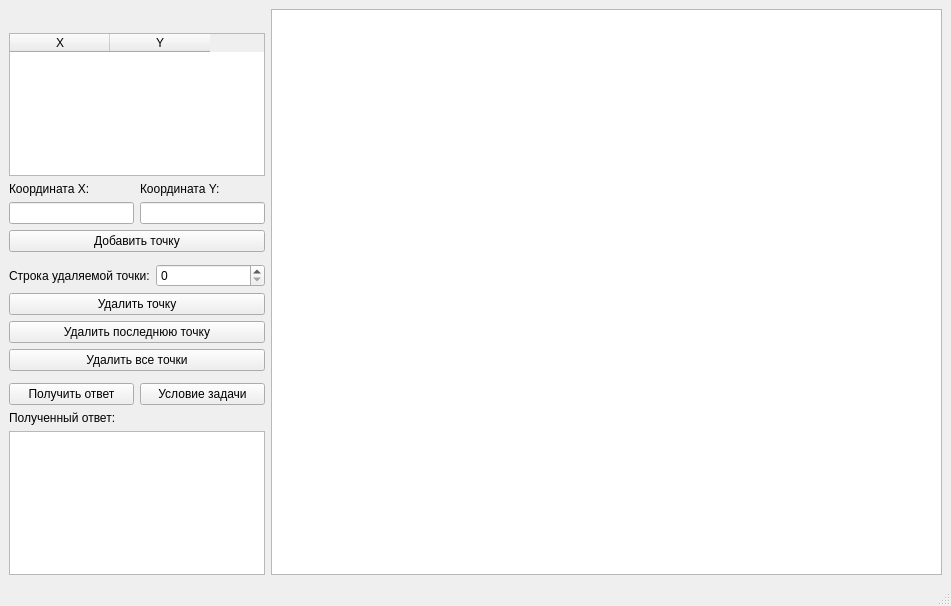
This is lab_01/views/mainwindow.ui in danilinkp/BMSTU-IU7-CG-LABS as Qt 5 draws it before an edit. The edited form follows.
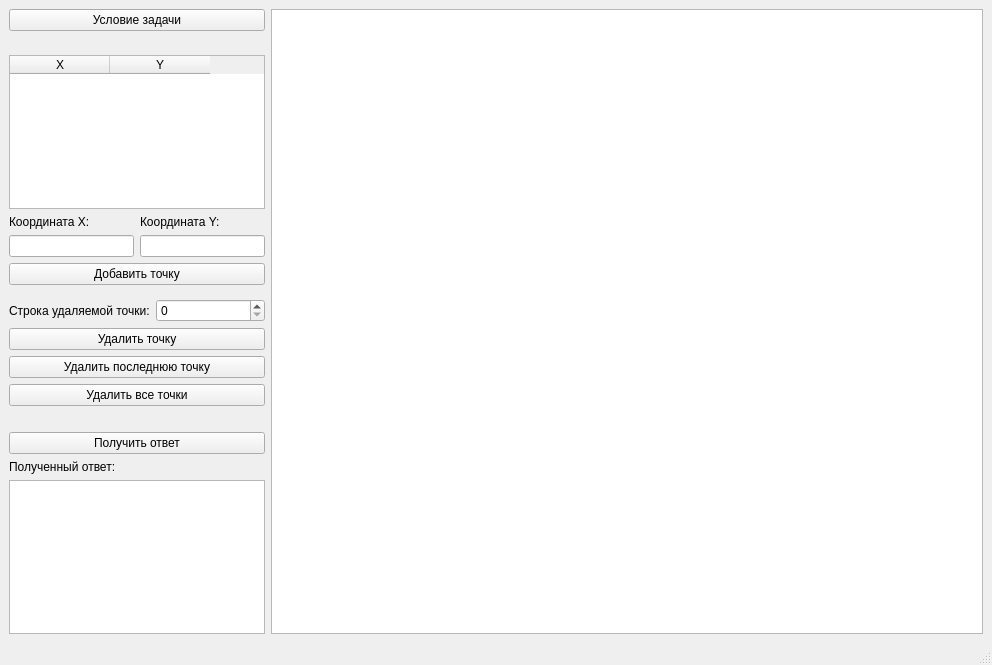
This is the edited form.

Patch:
```diff
--- a/lab_01/views/mainwindow.ui
+++ b/lab_01/views/mainwindow.ui
@@ -9,8 +9,8 @@
    <rect>
     <x>0</x>
     <y>0</y>
-    <width>951</width>
-    <height>606</height>
+    <width>992</width>
+    <height>665</height>
    </rect>
   </property>
   <property name="sizePolicy">
@@ -36,7 +36,69 @@
     </size>
    </property>
    <layout class="QGridLayout" name="gridLayout_3">
-    <item row="9" column="2">
+    <item row="10" column="2">
+     <widget class="QPushButton" name="answer_push_button">
+      <property name="text">
+       <string>Получить ответ</string>
+      </property>
+     </widget>
+    </item>
+    <item row="4" column="2">
+     <layout class="QGridLayout" name="gridLayout">
+      <item row="2" column="2">
+       <widget class="QLabel" name="label">
+        <property name="text">
+         <string>Координата X:</string>
+        </property>
+       </widget>
+      </item>
+      <item row="4" column="2" colspan="2">
+       <widget class="QPushButton" name="add_point_push_button">
+        <property name="text">
+         <string>Добавить точку</string>
+        </property>
+       </widget>
+      </item>
+      <item row="3" column="2">
+       <widget class="QLineEdit" name="x_line_edit">
+        <property name="text">
+         <string/>
+        </property>
+       </widget>
+      </item>
+      <item row="3" column="3">
+       <widget class="QLineEdit" name="y_line_edit"/>
+      </item>
+      <item row="1" column="2" colspan="2">
+       <widget class="QTableWidget" name="coords_table_widget">
+        <property name="rowCount">
+         <number>0</number>
+        </property>
+        <property name="columnCount">
+         <number>2</number>
+        </property>
+        <column>
+         <property name="text">
+          <string>X</string>
+         </property>
+        </column>
+        <column>
+         <property name="text">
+          <string>Y</string>
+         </property>
+        </column>
+       </widget>
+      </item>
+      <item row="2" column="3">
+       <widget class="QLabel" name="label_2">
+        <property name="text">
+         <string>Координата Y:</string>
+        </property>
+       </widget>
+      </item>
+     </layout>
+    </item>
+    <item row="11" column="2">
      <layout class="QVBoxLayout" name="verticalLayout_3">
       <item>
        <widget class="QLabel" name="label_3">
@@ -54,33 +116,18 @@
       </item>
      </layout>
     </item>
-    <item row="0" column="3" rowspan="10">
-     <widget class="QGraphicsView" name="graphics_view">
-      <property name="sizePolicy">
-       <sizepolicy hsizetype="Preferred" vsizetype="Preferred">
-        <horstretch>1</horstretch>
-        <verstretch>0</verstretch>
-       </sizepolicy>
-      </property>
-     </widget>
-    </item>
     <item row="8" column="2">
-     <layout class="QHBoxLayout" name="horizontalLayout">
-      <item>
-       <widget class="QPushButton" name="answer_push_button">
-        <property name="text">
-         <string>Получить ответ</string>
-        </property>
-       </widget>
-      </item>
-      <item>
-       <widget class="QPushButton" name="task_push_button">
-        <property name="text">
-         <string>Условие задачи</string>
-        </property>
-       </widget>
-      </item>
-     </layout>
+     <spacer name="verticalSpacer_2">
+      <property name="orientation">
+       <enum>Qt::Orientation::Vertical</enum>
+      </property>
+      <property name="sizeHint" stdset="0">
+       <size>
+        <width>20</width>
+        <height>40</height>
+       </size>
+      </property>
+     </spacer>
     </item>
     <item row="5" column="2">
      <spacer name="verticalSpacer">
@@ -130,73 +177,22 @@
       </item>
      </layout>
     </item>
-    <item row="4" column="2">
-     <layout class="QGridLayout" name="gridLayout">
-      <item row="1" column="3">
-       <widget class="QLabel" name="label_2">
-        <property name="text">
-         <string>Координата Y:</string>
-        </property>
-       </widget>
-      </item>
-      <item row="1" column="2">
-       <widget class="QLabel" name="label">
-        <property name="text">
-         <string>Координата X:</string>
-        </property>
-       </widget>
-      </item>
-      <item row="2" column="3">
-       <widget class="QLineEdit" name="y_line_edit"/>
-      </item>
-      <item row="3" column="2" colspan="2">
-       <widget class="QPushButton" name="add_point_push_button">
-        <property name="text">
-         <string>Добавить точку</string>
-        </property>
-       </widget>
-      </item>
-      <item row="2" column="2">
-       <widget class="QLineEdit" name="x_line_edit">
-        <property name="text">
-         <string/>
-        </property>
-       </widget>
-      </item>
-      <item row="0" column="2" colspan="2">
-       <widget class="QTableWidget" name="coords_table_widget">
-        <property name="rowCount">
-         <number>0</number>
-        </property>
-        <property name="columnCount">
-         <number>2</number>
-        </property>
-        <column>
-         <property name="text">
-          <string>X</string>
-         </property>
-        </column>
-        <column>
-         <property name="text">
-          <string>Y</string>
-         </property>
-        </column>
-       </widget>
-      </item>
-     </layout>
+    <item row="0" column="3" rowspan="12">
+     <widget class="QGraphicsView" name="graphics_view">
+      <property name="sizePolicy">
+       <sizepolicy hsizetype="Preferred" vsizetype="Preferred">
+        <horstretch>1</horstretch>
+        <verstretch>0</verstretch>
+       </sizepolicy>
+      </property>
+     </widget>
     </item>
-    <item row="7" column="2">
-     <spacer name="verticalSpacer_2">
-      <property name="orientation">
-       <enum>Qt::Orientation::Vertical</enum>
+    <item row="0" column="2">
+     <widget class="QPushButton" name="task_push_button">
+      <property name="text">
+       <string>Условие задачи</string>
       </property>
-      <property name="sizeHint" stdset="0">
-       <size>
-        <width>20</width>
-        <height>40</height>
-       </size>
-      </property>
-     </spacer>
+     </widget>
     </item>
    </layout>
   </widget>
```
Left out of the diff: 16 changed lines with no effect on the pictures.
